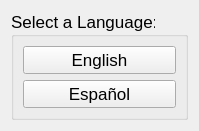
Ecotrust/delphos, file src/gui/language_dialog.ui: the form before one commit.
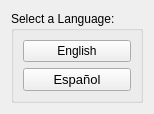
The form after the commit.

Patch:
```diff
--- a/src/gui/language_dialog.ui
+++ b/src/gui/language_dialog.ui
@@ -6,7 +6,7 @@
     <x>0</x>
     <y>0</y>
     <width>152</width>
-    <height>105</height>
+    <height>111</height>
    </rect>
   </property>
   <property name="windowTitle" >
@@ -17,7 +17,8 @@
     <widget class="QGroupBox" name="groupBox" >
      <property name="font" >
       <font>
-       <pointsize>13</pointsize>
+       <family>Arial</family>
+       <pointsize>9</pointsize>
       </font>
      </property>
      <property name="title" >
@@ -26,6 +27,12 @@
      <layout class="QVBoxLayout" >
       <item>
        <widget class="QPushButton" name="english_button" >
+        <property name="font" >
+         <font>
+          <family>Arial</family>
+          <pointsize>9</pointsize>
+         </font>
+        </property>
         <property name="text" >
          <string>English</string>
         </property>
@@ -33,6 +40,12 @@
       </item>
       <item>
        <widget class="QPushButton" name="spanish_button" >
+        <property name="font" >
+         <font>
+          <family>Arial</family>
+          <pointsize>10</pointsize>
+         </font>
+        </property>
         <property name="text" >
          <string>Español</string>
         </property>
```
